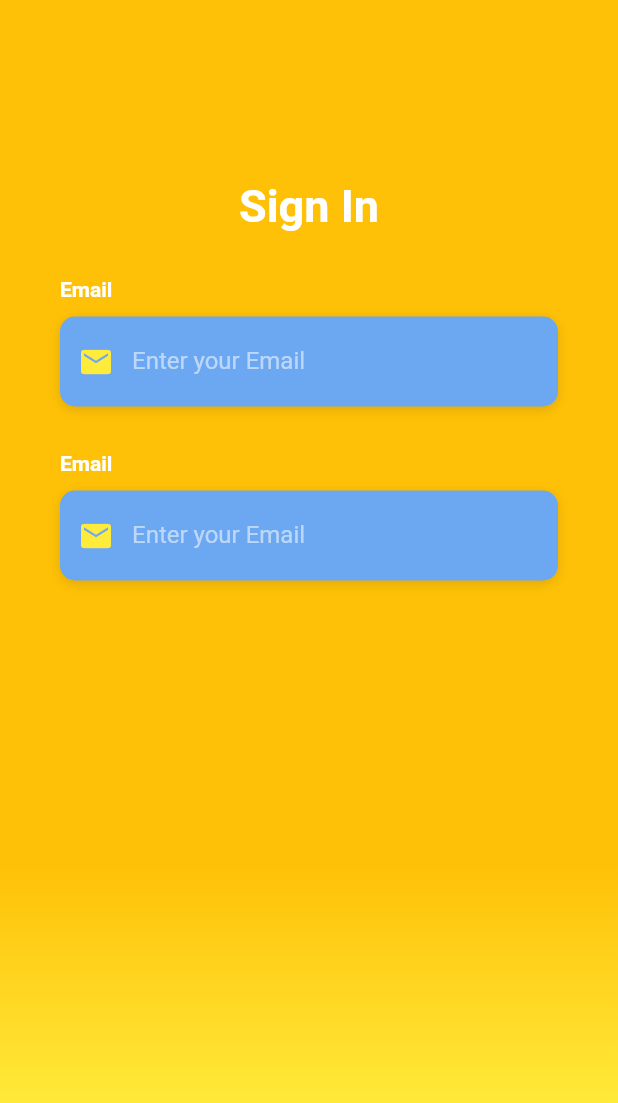
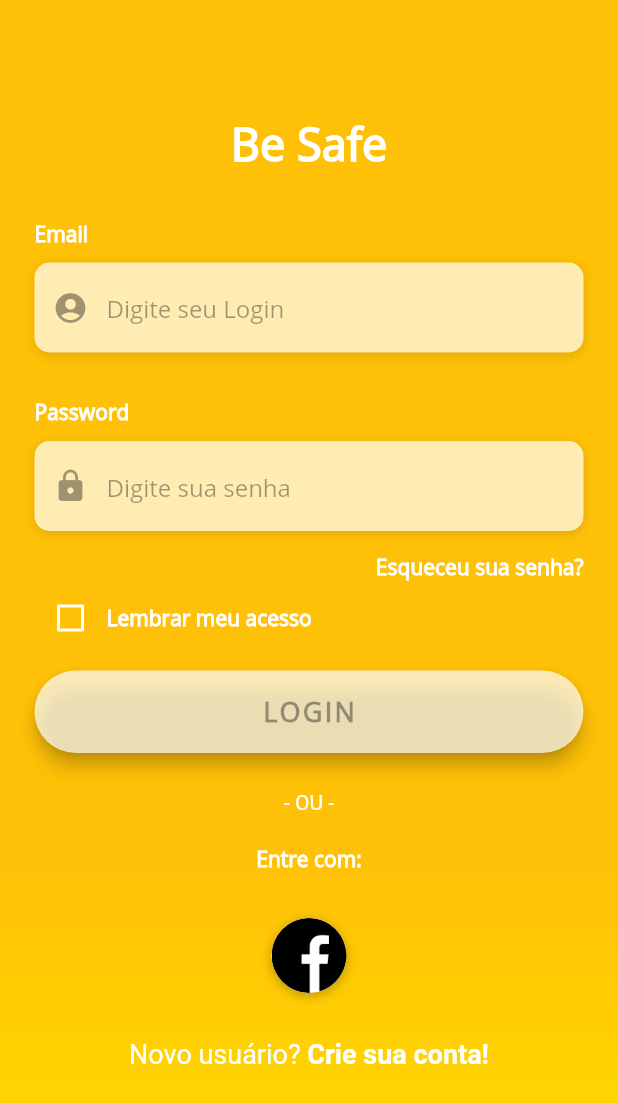
Before and after one commit to LucasOliveira997/beSafeFlutter, a Flutter app: the screen it shows after launch, on a phone screen of 412 x 824 dp. Shown: the top 1103 px of the screen. Run offline on Flutter 3.47's test engine with Material 2 defaults, Android fonts, the phone set to English and light mode, and no system bars.

Commit message:
Alterações na tela de login

```diff
--- a/lib/login.dart
+++ b/lib/login.dart
@@ -1,4 +1,5 @@
 import 'package:flutter/material.dart';
+import 'package:flutter/services.dart';
 import 'package:flutter_app/utilities/constants.dart';
 
 class LoginScreen extends StatefulWidget {
@@ -7,6 +8,8 @@ class LoginScreen extends StatefulWidget {
 }
 
 class _LoginScreenState extends State<LoginScreen> {
+  bool _rememberMe = false;
+
   _buildEmailTF() {
     return Column(
       crossAxisAlignment: CrossAxisAlignment.start,
@@ -18,17 +21,30 @@ class _LoginScreenState extends State<LoginScreen> {
         SizedBox(height: 10.0),
         Container(
           alignment: Alignment.centerLeft,
-          decoration: kBoxDecorationStyle,
+          decoration: BoxDecoration(
+            color: Color(0xFFFFECB3),
+            borderRadius: BorderRadius.circular(10.0),
+            boxShadow: [
+              BoxShadow(
+                color: Colors.black12,
+                blurRadius: 6.0,
+                offset: Offset(0, 2),
+              ),
+            ],
+          ),
           height: 60.0,
           child: TextField(
             keyboardType: TextInputType.emailAddress,
-            style: TextStyle(color: Colors.white),
+            style: TextStyle(color: Colors.black38, fontFamily: 'OpenSans'),
             decoration: InputDecoration(
               border: InputBorder.none,
               contentPadding: EdgeInsets.only(top: 14.0),
-              prefixIcon: Icon(Icons.email, color: Colors.yellow),
-              hintText: 'Enter your Email',
-              hintStyle: kHintTextStyle,
+              prefixIcon: Icon(Icons.account_circle, color: Colors.black38),
+              hintText: 'Digite seu Login',
+              hintStyle: TextStyle(
+                color: Colors.black38,
+                fontFamily: 'OpenSans',
+              ),
             ),
           ),
         )
@@ -36,10 +52,206 @@ class _LoginScreenState extends State<LoginScreen> {
     );
   }
 
+  Widget _buildPasswordTF() {
+    return Column(
+      crossAxisAlignment: CrossAxisAlignment.start,
+      children: <Widget>[
+        Text(
+          'Password',
+          style: kLabelStyle,
+        ),
+        SizedBox(height: 10.0),
+        Container(
+          alignment: Alignment.centerLeft,
+          decoration: BoxDecoration(
+            color: Color(0xFFFFECB3),
+            borderRadius: BorderRadius.circular(10.0),
+            boxShadow: [
+              BoxShadow(
+                color: Colors.black12,
+                blurRadius: 6.0,
+                offset: Offset(0, 2),
+              ),
+            ],
+          ),
+          height: 60.0,
+          child: TextField(
+            obscureText: true,
+            style: TextStyle(color: Colors.black38, fontFamily: 'OpenSans'),
+            decoration: InputDecoration(
+              border: InputBorder.none,
+              contentPadding: EdgeInsets.only(top: 14.0),
+              prefixIcon: Icon(Icons.lock, color: Colors.black38),
+              hintText: 'Digite sua senha',
+              hintStyle: TextStyle(
+                color: Colors.black38,
+                fontFamily: 'OpenSans',
+              ),
+            ),
+          ),
+        )
+      ],
+    );
+  }
+
+  Widget _buildForgotPasswordBtn() {
+    return Container(
+      alignment: Alignment.centerRight,
+      child: FlatButton(
+        onPressed: () => print('Forgot Password Button Pressed'),
+        padding: EdgeInsets.only(right: 0.0),
+        child: Text(
+          'Esqueceu sua senha?',
+          style: kLabelStyle,
+        ),
+      ),
+    );
+  }
+
+  Widget _buildRememberMeCheckBox() {
+    return Container(
+      height: 20.0,
+      child: Row(
+        children: <Widget>[
+          Theme(
+            data: ThemeData(unselectedWidgetColor: Colors.white),
+            child: Checkbox(
+              value: _rememberMe,
+              checkColor: Colors.amber,
+              activeColor: Colors.white,
+              onChanged: (value) {
+                setState(() {
+                  _rememberMe = value;
+                });
+              },
+            ),
+          ),
+          Text(
+            'Lembrar meu acesso',
+            style: kLabelStyle,
+          )
+        ],
+      ),
+    );
+  }
+
+  Widget _buildLoginBtn() {
+    return Container(
+      padding: EdgeInsets.symmetric(vertical: 25.0),
+      width: double.infinity,
+      child: RaisedButton(
+        elevation: 5.0,
+        onPressed: () => print('Login button pressed'),
+        padding: EdgeInsets.all(15.0),
+        shape: RoundedRectangleBorder(
+          borderRadius: BorderRadius.circular(30.0),
+        ),
+        color: Colors.white70,
+        child: Text(
+          'LOGIN',
+          style: TextStyle(
+            color: Color(0x61000000),
+            letterSpacing: 1.5,
+            fontSize: 18.0,
+            fontWeight: FontWeight.bold,
+            fontFamily: 'OpenSans',
+          ),
+        ),
+      ),
+    );
+  }
+
+  Widget _buildSignInWithText() {
+    return Column(
+      children: <Widget>[
+        Text(
+          '- OU -',
+          style: TextStyle(color: Colors.white, fontWeight: FontWeight.w400),
+        ),
+        SizedBox(height: 20.0),
+        Text(
+          'Entre com:',
+          style: kLabelStyle,
+        )
+      ],
+    );
+  }
+
+  Widget _buildSocialBtn(Function onTap, AssetImage logo) {
+    return GestureDetector(
+      onTap: onTap,
+      child: Container(
+        height: 50.0,
+        width: 50.0,
+        decoration: BoxDecoration(
+          shape: BoxShape.circle,
+          color: Colors.white,
+          boxShadow: [
+            BoxShadow(
+              color: Colors.black26,
+              offset: Offset(0, 2),
+              blurRadius: 6.0,
+            ),
+          ],
+          image: DecorationImage(
+            image: logo,
+          ),
+        ),
+      ),
+    );
+  }
+
+  Widget _buildSocialBtnRow() {
+    return Padding(
+      padding: EdgeInsets.symmetric(vertical: 30.0),
+      child: Row(
+        mainAxisAlignment: MainAxisAlignment.spaceEvenly,
+        children: <Widget>[
+          _buildSocialBtn(
+            () => print('Login with Facebook'),
+            AssetImage(
+              'assets/logo/facebook.png', // Icon made by Freepik from www.flaticon.com
+            ),
+          ),
+        ],
+      ),
+    );
+  }
+
+  Widget _buildSignUpBtn() {
+    return GestureDetector(
+      onTap: () => print('Sign up button pressed'),
+      child: RichText(
+        text: TextSpan(children: [
+          TextSpan(
+            text: 'Novo usuário? ',
+            style: TextStyle(
+              color: Colors.white,
+              fontSize: 18.0,
+              fontWeight: FontWeight.w400,
+            ),
+          ),
+          TextSpan(
+            text: 'Crie sua conta!',
+            style: TextStyle(
+              color: Colors.white,
+              fontSize: 18.0,
+              fontWeight: FontWeight.bold,
+            ),
+          ),
+        ]),
+      ),
+    );
+  }
+
   @override
   Widget build(BuildContext context) {
     return Scaffold(
-      body: Stack(
+      body: AnnotatedRegion<SystemUiOverlayStyle>(
+        value: SystemUiOverlayStyle.light,
+        child: GestureDetector(
+          onTap: () => FocusScope.of(context).unfocus(),
+          child: Stack(
             children: <Widget>[
               Container(
                 height: double.infinity,
@@ -48,7 +260,12 @@ class _LoginScreenState extends State<LoginScreen> {
                     gradient: LinearGradient(
                   begin: Alignment.topCenter,
                   end: Alignment.bottomCenter,
-              colors: [Colors.amber, Colors.amber, Colors.amber, Colors.yellow],
+                  colors: [
+                    Colors.amber,
+                    Colors.amber,
+                    Colors.amber,
+                    Colors.yellowAccent[700]
+                  ],
                   stops: [0.1, 0.4, 0.7, 0.9],
                 )),
               ),
@@ -57,14 +274,14 @@ class _LoginScreenState extends State<LoginScreen> {
                 child: SingleChildScrollView(
                   physics: AlwaysScrollableScrollPhysics(),
                   padding: EdgeInsets.symmetric(
-                horizontal: 40.0,
-                vertical: 120.0,
+                    horizontal: 23.0,
+                    vertical: 75.0,
                   ),
                   child: Column(
                     mainAxisAlignment: MainAxisAlignment.center,
                     children: <Widget>[
                       Text(
-                    'Sign In',
+                        'Be Safe',
                         style: TextStyle(
                           fontFamily: 'OpenSans',
                           fontSize: 30.0,
@@ -77,38 +294,21 @@ class _LoginScreenState extends State<LoginScreen> {
                       ),
                       _buildEmailTF(),
                       SizedBox(height: 30.0),
-                  Column(
-                    crossAxisAlignment: CrossAxisAlignment.start,
-                    children: <Widget>[
-                      Text(
-                        'Email',
-                        style: kLabelStyle,
-                      ),
-                      SizedBox(height: 10.0),
-                      Container(
-                        alignment: Alignment.centerLeft,
-                        decoration: kBoxDecorationStyle,
-                        height: 60.0,
-                        child: TextField(
-                          keyboardType: TextInputType.emailAddress,
-                          style: TextStyle(color: Colors.white),
-                          decoration: InputDecoration(
-                            border: InputBorder.none,
-                            contentPadding: EdgeInsets.only(top: 14.0),
-                            prefixIcon: Icon(Icons.email, color: Colors.yellow),
-                            hintText: 'Enter your Email',
-                            hintStyle: kHintTextStyle,
-                          ),
-                        ),
-                      )
-                    ],
-                  ),
+                      _buildPasswordTF(),
+                      _buildForgotPasswordBtn(),
+                      _buildRememberMeCheckBox(),
+                      _buildLoginBtn(),
+                      _buildSignInWithText(),
+                      _buildSocialBtnRow(),
+                      _buildSignUpBtn(),
                     ],
                   ),
                 ),
               )
             ],
           ),
+        ),
+      ),
     );
   }
 }
--- a/lib/main.dart
+++ b/lib/main.dart
@@ -28,6 +28,6 @@ class MyApp extends StatelessWidget {
           visualDensity: VisualDensity.adaptivePlatformDensity,
         ),
         home: LoginScreen(),
-    );
+        debugShowCheckedModeBanner: false);
   }
 }
--- a/lib/utilities/constants.dart
+++ b/lib/utilities/constants.dart
@@ -1,24 +1,7 @@
 import 'package:flutter/material.dart';
-
-final kHintTextStyle = TextStyle(
-  color: Colors.white54,
-  fontFamily: 'OpenSans',
-);
 
 final kLabelStyle = TextStyle(
   color: Colors.white,
   fontWeight: FontWeight.bold,
   fontFamily: 'OpenSans',
 );
-
-final kBoxDecorationStyle = BoxDecoration(
-  color: Color(0xFF6CA8F1),
-  borderRadius: BorderRadius.circular(10.0),
-  boxShadow: [
-    BoxShadow(
-      color: Colors.black12,
-      blurRadius: 6.0,
-      offset: Offset(0, 2),
-    ),
-  ],
-);
```
Also changed, not shown: pubspec.yaml (+8 -0 lines), assets/fonts/OpenSans.ttf (added), assets/logo/facebook.png (added). Lines whose indentation alone changed are shown as unchanged.
